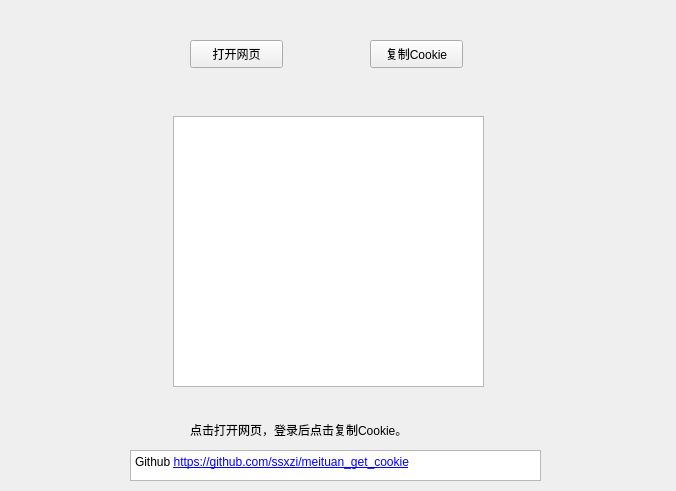
The window that src/meituan.ui (ssxzi/meituan_get_cookie) describes before a commit, drawn with Qt 5.
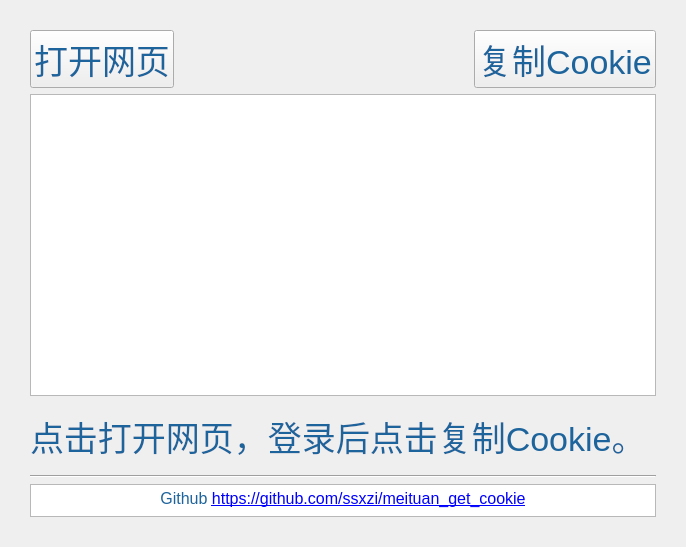
The same window after the commit.

The edit to the form file:
```diff
--- a/src/meituan.ui
+++ b/src/meituan.ui
@@ -6,82 +6,115 @@
    <rect>
     <x>0</x>
     <y>0</y>
-    <width>676</width>
-    <height>491</height>
+    <width>686</width>
+    <height>547</height>
    </rect>
   </property>
   <property name="windowTitle">
    <string>美团Cookie获取工具</string>
   </property>
-  <widget class="QPlainTextEdit" name="text">
-   <property name="geometry">
-    <rect>
-     <x>173</x>
-     <y>116</y>
-     <width>311</width>
-     <height>271</height>
-    </rect>
-   </property>
-  </widget>
+  <property name="styleSheet">
+   <string notr="true">*{	
+	font-family:微软雅黑;
+	font-size:34px;
+	color: #1d649c;
+}
+#text{	
+	font-size:17px;
+}</string>
+  </property>
+  <layout class="QVBoxLayout" name="verticalLayout" stretch="2,9,2,0,1">
+   <property name="leftMargin">
+    <number>30</number>
+   </property>
+   <property name="topMargin">
+    <number>30</number>
+   </property>
+   <property name="rightMargin">
+    <number>30</number>
+   </property>
+   <property name="bottomMargin">
+    <number>30</number>
+   </property>
+   <item>
+    <layout class="QHBoxLayout" name="horizontalLayout" stretch="1,3,1">
+     <property name="leftMargin">
+      <number>0</number>
+     </property>
+     <property name="rightMargin">
+      <number>0</number>
+     </property>
+     <item>
   <widget class="QPushButton" name="button_url">
-   <property name="geometry">
-    <rect>
-     <x>190</x>
-     <y>40</y>
-     <width>93</width>
-     <height>28</height>
-    </rect>
-   </property>
    <property name="text">
     <string>打开网页</string>
    </property>
   </widget>
-  <widget class="QPushButton" name="button_token">
-   <property name="geometry">
-    <rect>
-     <x>370</x>
-     <y>40</y>
-     <width>93</width>
-     <height>28</height>
-    </rect>
-   </property>
+     </item>
+     <item>
+      <spacer name="horizontalSpacer">
+       <property name="orientation">
+        <enum>Qt::Horizontal</enum>
+       </property>
+       <property name="sizeHint" stdset="0">
+        <size>
+         <width>40</width>
+         <height>20</height>
+        </size>
+       </property>
+      </spacer>
+     </item>
+     <item>
+      <widget class="QPushButton" name="button_cope">
    <property name="text">
     <string>复制Cookie</string>
    </property>
   </widget>
+     </item>
+    </layout>
+   </item>
+   <item>
+    <widget class="QPlainTextEdit" name="text"/>
+   </item>
+   <item>
+    <layout class="QVBoxLayout" name="verticalLayout_2">
+     <item>
   <widget class="QLabel" name="label">
-   <property name="geometry">
-    <rect>
-     <x>190</x>
-     <y>420</y>
-     <width>271</width>
-     <height>20</height>
-    </rect>
-   </property>
    <property name="text">
     <string>点击打开网页，登录后点击复制Cookie。</string>
    </property>
   </widget>
+     </item>
+    </layout>
+   </item>
+   <item>
+    <widget class="Line" name="line">
+     <property name="orientation">
+      <enum>Qt::Horizontal</enum>
+     </property>
+    </widget>
+   </item>
+   <item>
   <widget class="QTextBrowser" name="textBrowser">
-   <property name="geometry">
-    <rect>
-     <x>130</x>
-     <y>450</y>
-     <width>411</width>
-     <height>31</height>
-    </rect>
+     <property name="sizePolicy">
+      <sizepolicy hsizetype="Expanding" vsizetype="Ignored">
+       <horstretch>0</horstretch>
+       <verstretch>0</verstretch>
+      </sizepolicy>
    </property>
    <property name="html">
     <string>&lt;!DOCTYPE HTML PUBLIC &quot;-//W3C//DTD HTML 4.0//EN&quot; &quot;http://www.w3.org/TR/REC-html40/strict.dtd&quot;&gt;
 &lt;html&gt;&lt;head&gt;&lt;meta name=&quot;qrichtext&quot; content=&quot;1&quot; /&gt;&lt;style type=&quot;text/css&quot;&gt;
 p, li { white-space: pre-wrap; }
-&lt;/style&gt;&lt;/head&gt;&lt;body style=&quot; font-family:'SimSun'; font-size:9pt; font-weight:400; font-style:normal;&quot;&gt;
-&lt;p style=&quot; margin-top:0px; margin-bottom:0px; margin-left:0px; margin-right:0px; -qt-block-indent:0; text-indent:0px;&quot;&gt;Github &lt;a href=&quot;https://github.com/ssxzi/meituan_get_cookie&quot;&gt;&lt;span style=&quot; text-decoration: underline; color:#0000ff;&quot;&gt;https://github.com/ssxzi/meituan_get_cookie&lt;/span&gt;&lt;/a&gt;&lt;/p&gt;&lt;/body&gt;&lt;/html&gt;</string>
+&lt;/style&gt;&lt;/head&gt;&lt;body style=&quot; font-family:'微软雅黑'; font-size:34px; font-weight:400; font-style:normal;&quot;&gt;
+&lt;p align=&quot;center&quot; style=&quot; margin-top:0px; margin-bottom:0px; margin-left:0px; margin-right:0px; -qt-block-indent:0; text-indent:0px;&quot;&gt;&lt;span style=&quot; font-family:'SimSun'; font-size:12pt;&quot;&gt;Github &lt;/span&gt;&lt;a href=&quot;https://github.com/ssxzi/meituan_get_cookie&quot;&gt;&lt;span style=&quot; font-family:'SimSun'; font-size:12pt; text-decoration: underline; color:#0000ff;&quot;&gt;https://github.com/ssxzi/meituan_get_cookie&lt;/span&gt;&lt;/a&gt;&lt;/p&gt;&lt;/body&gt;&lt;/html&gt;</string>
    </property>
    <property name="openExternalLinks">
     <bool>true</bool>
    </property>
   </widget>
+   </item>
+  </layout>
  </widget>
  <resources/>
  <connections/>
```
Lines whose indentation alone changed are shown as unchanged.
